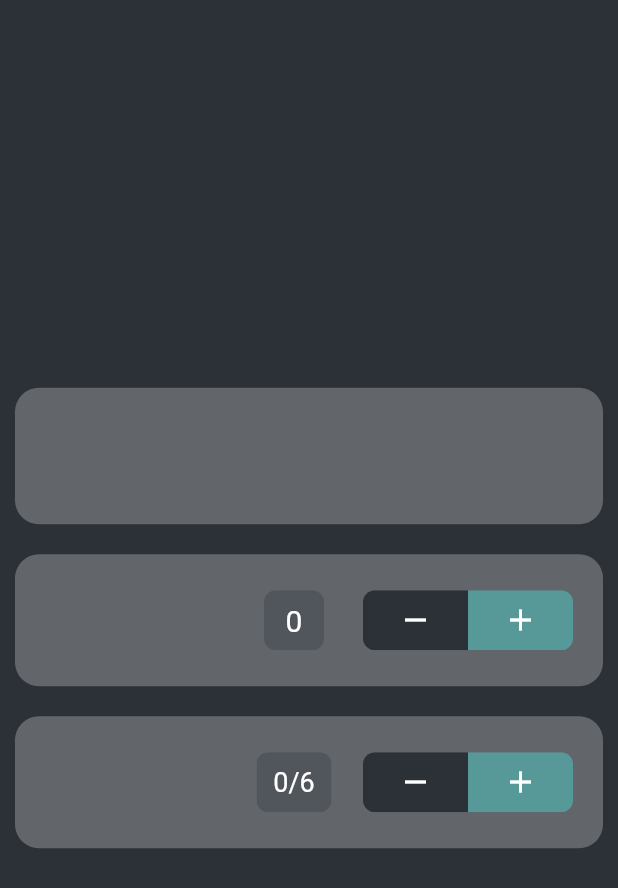
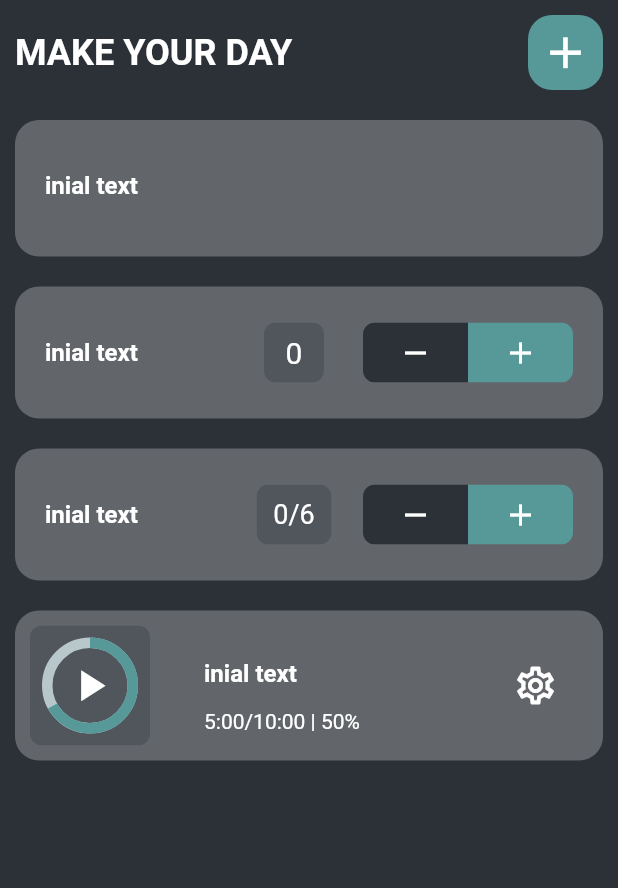
Before and after one commit to kubahomola/myd_mobile_flutter-app, a Flutter app: the screen it shows after launch, on a phone screen of 412 x 824 dp. Shown: the top 888 px of the screen. Run offline on Flutter 3.47's test engine with Material 2 defaults, Android fonts, the phone set to English and light mode, and no system bars; drawn by our look-alikes of percent_indicator.

Commit message:
habittracker + appbar UI

```diff
--- a/lib/home_page.dart
+++ b/lib/home_page.dart
@@ -1,6 +1,8 @@
 import 'package:flutter/material.dart';
+import 'package:flutter/rendering.dart';
 import 'package:myd/utilities/widgets/count_tracker_widget.dart';
 import 'package:myd/utilities/widgets/counter_widget.dart';
+import 'package:myd/utilities/widgets/habit_tracker_widget.dart';
 import 'package:myd/utilities/widgets/notes_widget.dart';
 
 class HomePage extends StatefulWidget {
@@ -15,14 +17,40 @@ class _HomePageState extends State<HomePage> {
   Widget build(BuildContext context) {
     return Scaffold(
       backgroundColor: const Color.fromARGB(255, 44, 48, 55),
-      body: Center(
-        child: Column(
-          mainAxisAlignment: MainAxisAlignment.center,
-          children: const [
-            NotesWidget(),
-            CounterWidget(),
-            CountTrackerWidget(),
-          ],
+      body: SafeArea(
+        child: Center(
+          child: Column(
+            mainAxisAlignment: MainAxisAlignment.start,
+            children: [
+              Padding(
+                padding: const EdgeInsets.all(10),
+                child: Row(
+                  mainAxisAlignment: MainAxisAlignment.spaceBetween,
+                  children: [
+                    const Text(
+                      "MAKE YOUR DAY",
+                      style:
+                          TextStyle(fontSize: 24, fontWeight: FontWeight.w700),
+                    ),
+                    ClipRRect(
+                      borderRadius: BorderRadius.circular(16),
+                      child: Container(
+                        height: 50,
+                        width: 50,
+                        color: const Color.fromARGB(255, 87, 153, 153),
+                        child: const Icon(Icons.add,
+                            size: 35, color: Colors.white),
+                      ),
+                    )
+                  ],
+                ),
+              ),
+              const NotesWidget(),
+              const CounterWidget(),
+              const CountTrackerWidget(),
+              const HabitTrackerWidget(),
+            ],
+          ),
         ),
       ),
     );
--- /dev/null
+++ b/lib/test_page.dart
@@ -0,0 +1,16 @@
+import 'package:flutter/material.dart';
+
+class TestPage extends StatelessWidget {
+  const TestPage({Key? key}) : super(key: key);
+
+  @override
+  Widget build(BuildContext context) {
+    return Scaffold(
+      backgroundColor: Colors.grey[900],
+      body: Center(
+          child: Container(
+        child: Text("Input"),
+      )),
+    );
+  }
+}
--- a/lib/utilities/widgets/edit_title_text_field.dart
+++ b/lib/utilities/widgets/edit_title_text_field.dart
@@ -10,6 +10,13 @@ class EditTitleTextField extends StatefulWidget {
 class _EditTitleTextFieldState extends State<EditTitleTextField> {
   //variables
   String initialText = "inial text";
+  final TextEditingController _textEditingController = TextEditingController();
+
+//pridat default text
+// TextField(
+//   controller: TextEditingController()..text = 'Your initial value',
+//   onChanged: (text) => {},
+// )
 
   @override
   Widget build(BuildContext context) {
@@ -26,6 +33,7 @@ class _EditTitleTextFieldState extends State<EditTitleTextField> {
           initialText = value;
           print(initialText);
         },
+        controller: _textEditingController..text = initialText,
       ),
     );
   }
--- /dev/null
+++ b/lib/utilities/widgets/habit_tracker_widget.dart
@@ -0,0 +1,63 @@
+import 'package:flutter/material.dart';
+import 'package:myd/utilities/widgets/edit_title_text_field.dart';
+import 'package:percent_indicator/circular_percent_indicator.dart';
+
+class HabitTrackerWidget extends StatelessWidget {
+  const HabitTrackerWidget({Key? key}) : super(key: key);
+
+  @override
+  Widget build(BuildContext context) {
+    return Wrap(children: [
+      Padding(
+        padding: const EdgeInsets.all(10.0),
+        child: Container(
+          decoration: BoxDecoration(
+              color: const Color.fromARGB(80, 217, 217, 217),
+              borderRadius: BorderRadius.circular(16)),
+          child: Row(
+            mainAxisAlignment: MainAxisAlignment.spaceBetween,
+            children: [
+              Padding(
+                padding: const EdgeInsets.all(10.0),
+                child: ClipRRect(
+                  borderRadius: BorderRadius.circular(8),
+                  child: GestureDetector(
+                    child: Container(
+                      height: 80,
+                      width: 80,
+                      color: const Color.fromARGB(255, 81, 85, 92),
+                      child: CircularPercentIndicator(
+                        radius: 32,
+                        lineWidth: 7,
+                        percent: 0.67,
+                        progressColor: const Color.fromARGB(255, 87, 153, 153),
+                        center: const Icon(Icons.play_arrow,
+                            color: Colors.white, size: 35),
+                      ),
+                    ),
+                  ),
+                ),
+              ),
+              Column(
+                crossAxisAlignment: CrossAxisAlignment.start,
+                mainAxisAlignment: MainAxisAlignment.center,
+                children: const [
+                  EditTitleTextField(),
+                  Text("5:00/10:00 | 50%")
+                ],
+              ),
+              const Padding(
+                padding: EdgeInsets.only(right: 30.0, left: 60),
+                child: Icon(
+                  Icons.settings_outlined,
+                  size: 30,
+                  color: Colors.white,
+                ),
+              ),
+            ],
+          ),
+        ),
+      ),
+    ]);
+  }
+}
--- a/pubspec.yaml
+++ b/pubspec.yaml
@@ -36,6 +36,7 @@ dependencies:
   # The following adds the Cupertino Icons font to your application.
   # Use with the CupertinoIcons class for iOS style icons.
   cupertino_icons: ^1.0.2
+  percent_indicator: ^4.2.2
 
 dev_dependencies:
   flutter_test:
```
Also changed, not shown: pubspec.lock, 3 other files.
